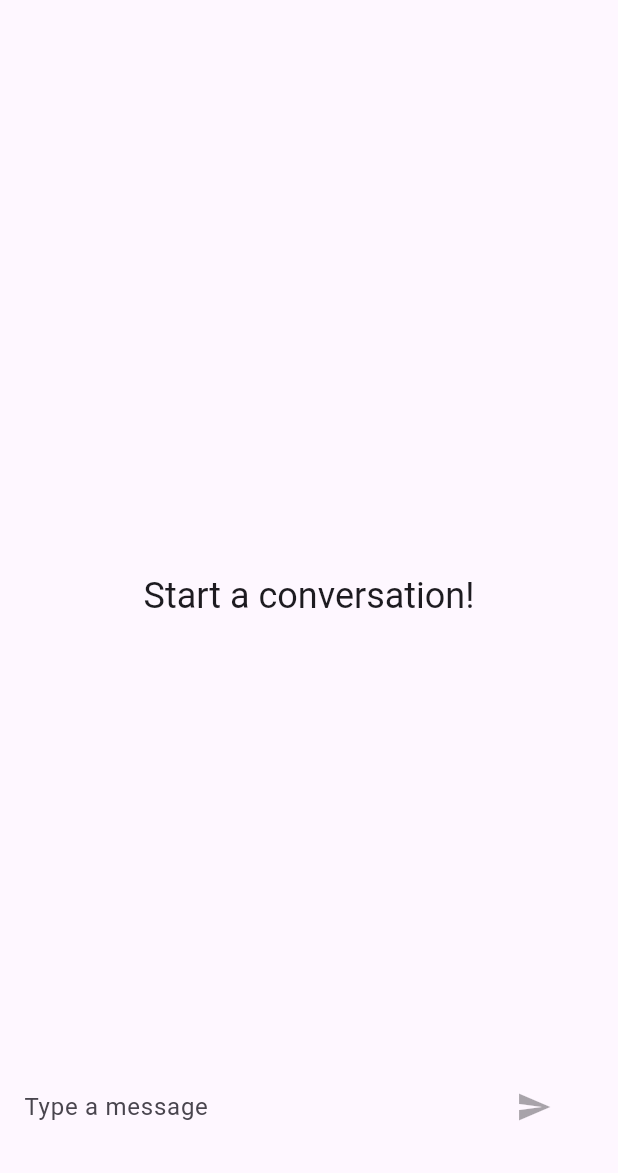
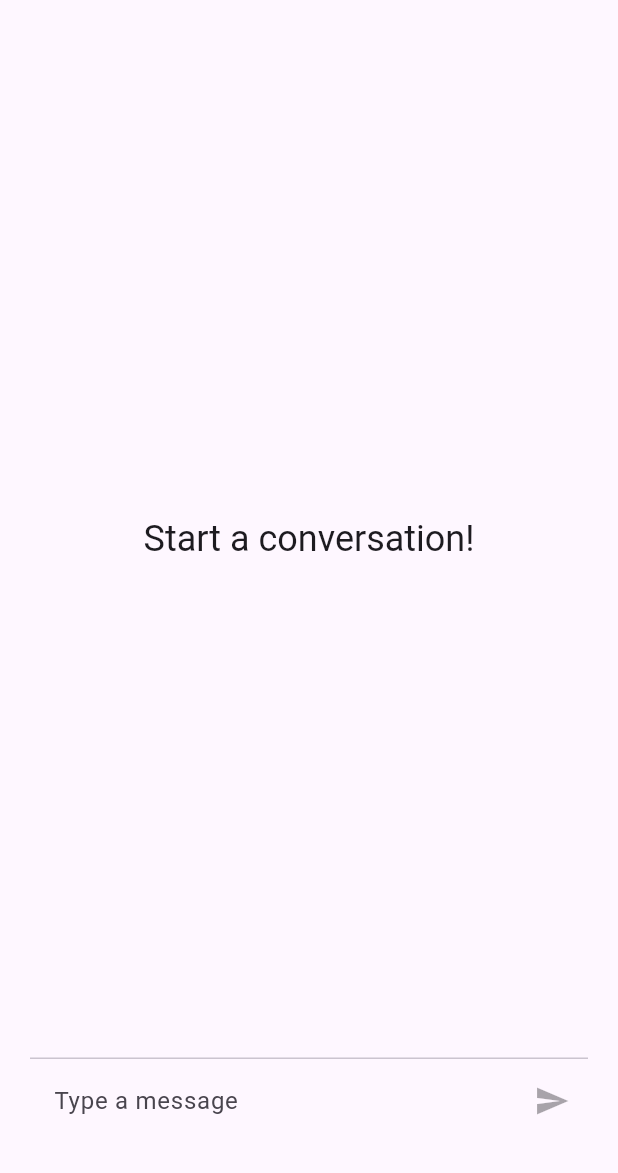
Before and after one commit to dontaskit28/flutter-gemini-chat, a Flutter app: the screen it shows after launch, on a phone screen of 412 x 824 dp, the part 63-1236 px from its top. Run offline on Flutter 3.47's test engine with Material 3 defaults, Android fonts, the phone set to English and light mode, and no system bars; our stand-ins replace google_generative_ai.

Commit message:
ui changes

```diff
--- a/lib/home_screen.dart
+++ b/lib/home_screen.dart
@@ -27,55 +27,21 @@ class _HomeScreenState extends State<HomeScreen> {
   @override
   Widget build(BuildContext context) {
     return Scaffold(
+      resizeToAvoidBottomInset: true,
       appBar: AppBar(
         title: const Text('Gemini Chat'),
       ),
-      floatingActionButton: Container(
-        decoration: BoxDecoration(
-          color: Theme.of(context).colorScheme.surface,
-        ),
-        padding: const EdgeInsets.symmetric(horizontal: 16),
-        child: Row(
-          children: [
-            Expanded(
-              child: TextField(
-                controller: _textEditingController,
-                decoration: const InputDecoration(
-                  border: InputBorder.none,
-                  hintText: 'Type a message',
-                  contentPadding: EdgeInsets.all(16),
-                ),
+      floatingActionButtonLocation: FloatingActionButtonLocation.startDocked,
+      floatingActionButton: _isLoading
+          ? Container(
+              margin: const EdgeInsets.only(bottom: 80),
+              child: Image.asset(
+                'assets/thinking.jpg',
+                height: 80,
+                width: 80,
               ),
-            ),
-            IconButton(
-              icon: const Icon(Icons.send),
-              onPressed: _textEditingController.text.isEmpty
-                  ? null
-                  : () async {
-                      setState(() {
-                        _isLoading = true;
-                        _messages.add(MessageModel(
-                          message: _textEditingController.text,
-                          isSent: true,
-                        ));
-                        _textEditingController.clear();
-                      });
-
-                      String? response = await _apiService.generateText(
-                        prompt: _messages.last.message,
-                      );
-                      setState(() {
-                        _isLoading = false;
-                        _messages.add(MessageModel(
-                          message: response ?? 'No response',
-                          isSent: false,
-                        ));
-                      });
-                    },
-            ),
-          ],
-        ),
-      ),
+            )
+          : null,
       body: SafeArea(
         child: Padding(
           padding: const EdgeInsets.all(20),
@@ -90,22 +56,20 @@ class _HomeScreenState extends State<HomeScreen> {
                         ),
                       )
                     : ListView.separated(
-                        itemCount: _messages.length + (_isLoading ? 1 : 0),
+                        itemCount: _messages.length,
                         shrinkWrap: true,
                         separatorBuilder: (context, index) =>
                             const SizedBox(height: 8),
                         itemBuilder: (context, index) {
-                          if (_isLoading && index == _messages.length) {
-                            return const Center(
-                              child: CircularProgressIndicator(),
-                            );
-                          }
                           final message = _messages[index];
                           return Container(
-                            constraints: BoxConstraints(
-                              maxWidth: MediaQuery.of(context).size.width * 0.6,
+                            decoration: BoxDecoration(
+                              borderRadius: BorderRadius.circular(10),
                             ),
                             child: ListTile(
+                              shape: RoundedRectangleBorder(
+                                borderRadius: BorderRadius.circular(10),
+                              ),
                               tileColor: message.isSent
                                   ? Colors.grey[200]
                                   : Colors.purple[100],
@@ -122,7 +86,57 @@ class _HomeScreenState extends State<HomeScreen> {
                         },
                       ),
               ),
+              const SizedBox(height: 20),
               const Divider(height: 1),
+              Container(
+                decoration: BoxDecoration(
+                  color: Theme.of(context).colorScheme.surface,
+                ),
+                // padding: const EdgeInsets.symmetric(horizontal: 16),
+                child: Row(
+                  children: [
+                    Expanded(
+                      child: TextField(
+                        controller: _textEditingController,
+                        decoration: const InputDecoration(
+                          border: InputBorder.none,
+                          hintText: 'Type a message',
+                          contentPadding: EdgeInsets.all(16),
+                        ),
+                      ),
+                    ),
+                    IconButton(
+                      icon: const Icon(Icons.send),
+                      onPressed: _textEditingController.text.isEmpty
+                          ? null
+                          : () async {
+                              if (_isLoading) {
+                                return;
+                              }
+                              setState(() {
+                                _isLoading = true;
+                                _messages.add(MessageModel(
+                                  message: _textEditingController.text,
+                                  isSent: true,
+                                ));
+                                _textEditingController.clear();
+                              });
+
+                              String? response = await _apiService.generateText(
+                                prompt: _messages.last.message,
+                              );
+                              setState(() {
+                                _isLoading = false;
+                                _messages.add(MessageModel(
+                                  message: response ?? 'No response',
+                                  isSent: false,
+                                ));
+                              });
+                            },
+                    ),
+                  ],
+                ),
+              ),
             ],
           ),
         ),
```
Also changed, not shown: lib/services.dart (+13 -0 lines), pubspec.yaml (+4 -7 lines), assets/thinking.jpg (added).
